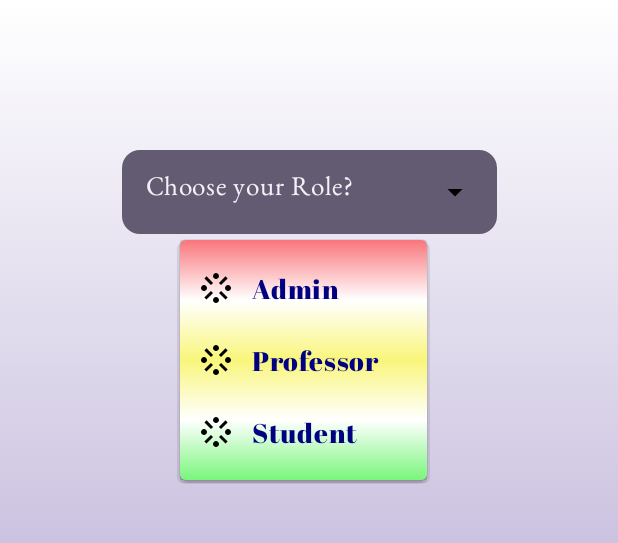
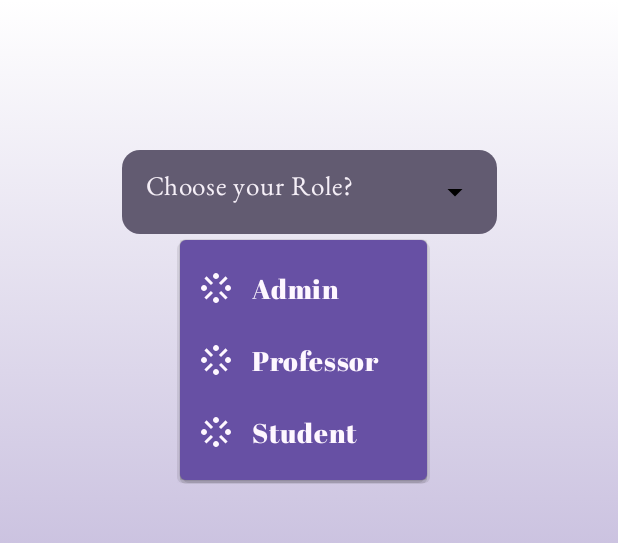
Before and after one commit to myself-sohan/Trackdemics, an Android app built with Jetpack Compose: the screen it shows after launch (MainActivity), after a tap on "Choose your Role?", on a phone screen of 412 x 824 dp, the part 102-645 px from its top. Run offline under Robolectric (Android 15) with nearby library versions, the phone set to English and light mode, and no system bars; our stand-ins replace Dagger/Hilt's generated code, Firebase (no records; nobody signed in at launch, a user with empty details on screens opened directly); Roboto replaces fonts that are not available here.

Commit message:
Role Screen Drop Down List Improved

```diff
--- a/app/src/main/java/com/example/trackdemics/screens/role/components/RoleDropDown.kt
+++ b/app/src/main/java/com/example/trackdemics/screens/role/components/RoleDropDown.kt
@@ -15,6 +15,7 @@ import androidx.compose.material3.DropdownMenu
 import androidx.compose.material3.DropdownMenuItem
 import androidx.compose.material3.Icon
 import androidx.compose.material3.MaterialTheme
+import androidx.compose.material3.MenuDefaults
 import androidx.compose.material3.Text
 import androidx.compose.runtime.Composable
 import androidx.compose.runtime.MutableState
@@ -75,18 +76,15 @@ fun RoleDropDown(
         onDismissRequest = { expanded.value = false },
         properties = PopupProperties(focusable = true), // Ensures dropdown behaves like a menu
         offset = DpOffset(x = 120.dp, y = (220).dp), // Moves dropdown right below the button
+        containerColor = MaterialTheme.colorScheme.primary,
         modifier = Modifier
-            .background(
-                brush = Brush.verticalGradient(
-                    colors = listOf(
-                        Color.Red.copy(0.5f),
-                        Color.White,
-                        Color.Yellow.copy(0.5f),
-                        Color.White,
-                        Color.Green.copy(0.5f)
-                    )
-                )
-            )
+//            .background(
+//                brush = Brush.horizontalGradient(
+//                    colors = listOf(
+//                        MaterialTheme.colorScheme.primary
+//                    )
+//                )
+//            )
             .fillMaxWidth(0.4f)
     )
     {
@@ -99,7 +97,7 @@ fun RoleDropDown(
                     Icon(
                         imageVector = Icons.Default.Stream,
                         contentDescription = null,
-                        tint = Color.Black
+                        tint = MaterialTheme.colorScheme.surface
                     )
                 },
                 text = {
@@ -110,7 +108,7 @@ fun RoleDropDown(
                             fontFamily = FontFamily(
                                 Font(R.font.abril_fatface_regular)
                             )     ,
-                            color = Color(0,0,128)
+                            color = MaterialTheme.colorScheme.surface
                         ),
                     )
                 },
```
